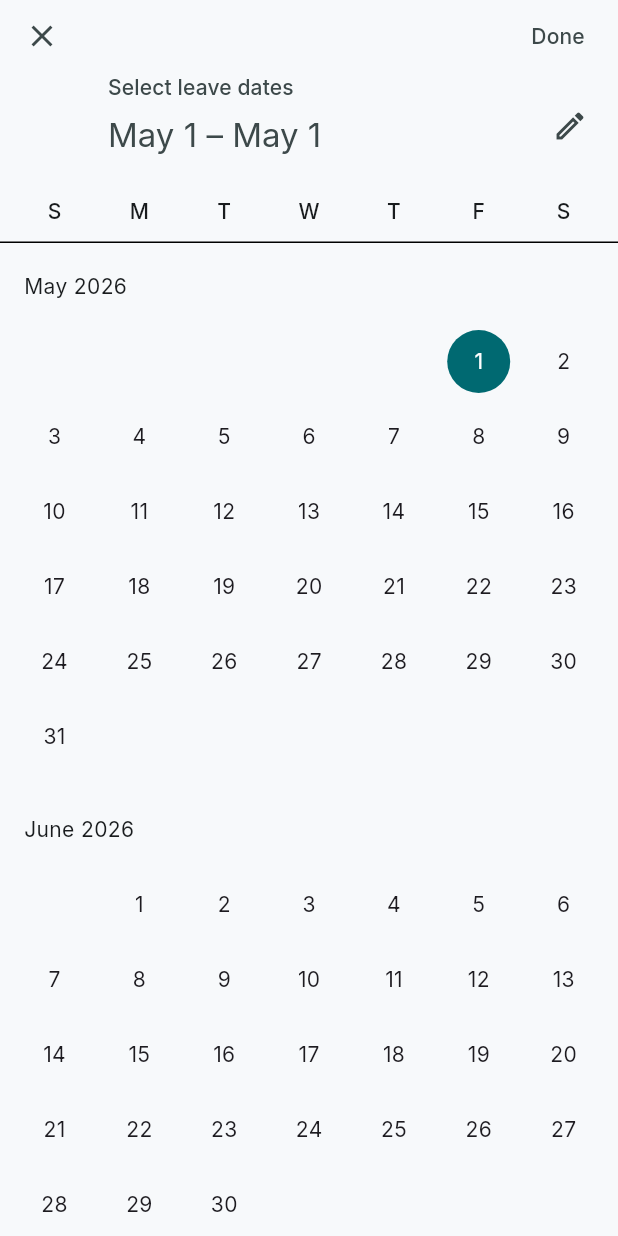
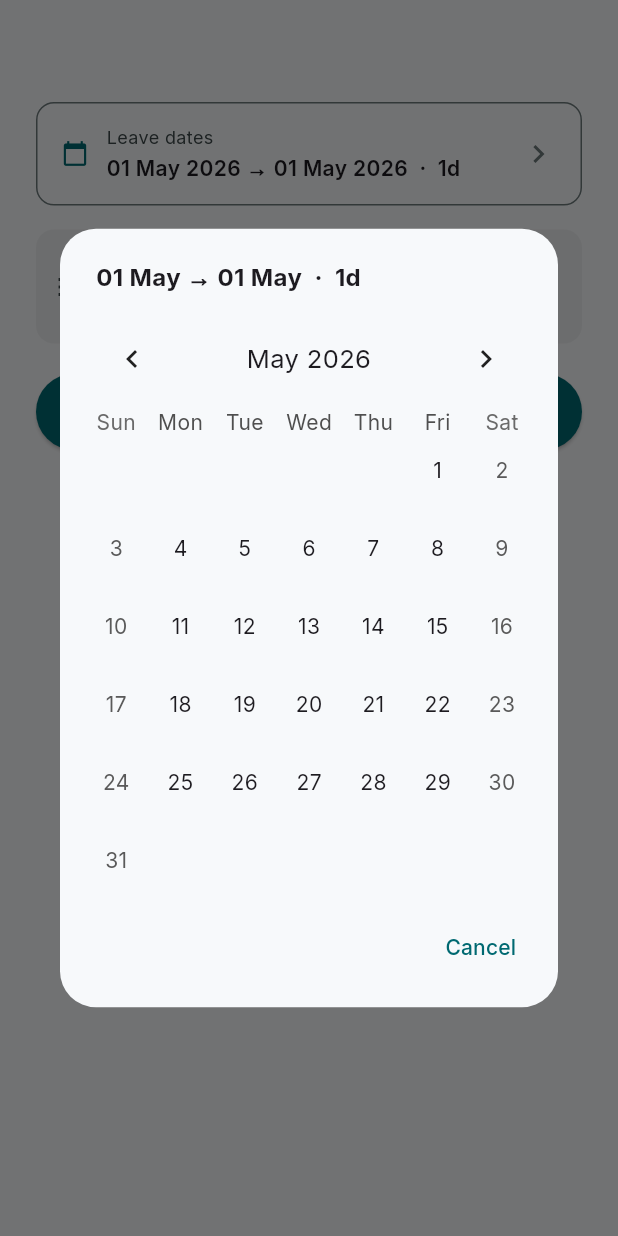
Before and after one commit to Willy-Omnisoft/omnisoft-hrms-mobile, a Flutter app: the _ApplyLeaveSheet widget shown alone on an empty page, opened directly with empty values, after a tap on "Leave dates", on a phone screen of 412 x 824 dp. Run offline on Flutter 3.47's test engine with Material 3 defaults, Android fonts, the phone set to English and light mode, and no system bars; drawn by our look-alikes of table_calendar; our stand-ins replace geolocator, google_fonts, shared_preferences; accounts and stored records are empty; network calls fail.

Commit message:
Auto-dismiss leave date picker after selecting both dates
Replace built-in showDateRangePicker (requires Done button) with a
custom dialog using table_calendar that pops automatically the moment
both start and end are picked.

Co-Authored-By: Claude Opus 4.7 (1M context) <noreply@anthropic.com>

```diff
--- a/lib/screens/leave/leave_screen.dart
+++ b/lib/screens/leave/leave_screen.dart
@@ -1,6 +1,7 @@
 import 'package:flutter/material.dart';
 import 'package:intl/intl.dart';
 import 'package:provider/provider.dart';
+import 'package:table_calendar/table_calendar.dart';
 import '../../core/theme.dart';
 import '../../models/leave_type.dart';
 import '../../services/omni_mobile_api.dart';
@@ -176,13 +177,14 @@ class _ApplyLeaveSheetState extends State<_ApplyLeaveSheet> {
   Future<void> _pickRange() async {
     final today = DateTime.now();
     final firstDate = DateTime(today.year, today.month, today.day);
-    final picked = await showDateRangePicker(
+    final picked = await showDialog<DateTimeRange>(
       context: context,
-      initialDateRange: DateTimeRange(start: _dateFrom, end: _dateTo),
-      firstDate: firstDate,
-      lastDate: firstDate.add(const Duration(days: 365)),
-      helpText: 'Select leave dates',
-      saveText: 'Done',
+      builder: (_) => _RangePickerDialog(
+        initialStart: _dateFrom,
+        initialEnd: _dateTo,
+        firstDate: firstDate,
+        lastDate: firstDate.add(const Duration(days: 365)),
+      ),
     );
     if (picked != null) {
       setState(() {
@@ -323,3 +325,126 @@ class _ApplyLeaveSheetState extends State<_ApplyLeaveSheet> {
     );
   }
 }
+
+class _RangePickerDialog extends StatefulWidget {
+  final DateTime initialStart;
+  final DateTime initialEnd;
+  final DateTime firstDate;
+  final DateTime lastDate;
+
+  const _RangePickerDialog({
+    required this.initialStart,
+    required this.initialEnd,
+    required this.firstDate,
+    required this.lastDate,
+  });
+
+  @override
+  State<_RangePickerDialog> createState() => _RangePickerDialogState();
+}
+
+class _RangePickerDialogState extends State<_RangePickerDialog> {
+  DateTime? _start;
+  DateTime? _end;
+  late DateTime _focused;
+
+  @override
+  void initState() {
+    super.initState();
+    _start = widget.initialStart;
+    _end = widget.initialEnd;
+    _focused = widget.initialStart;
+  }
+
+  void _onRangeSelected(DateTime? start, DateTime? end, DateTime focused) {
+    setState(() {
+      _start = start;
+      _end = end;
+      _focused = focused;
+    });
+    if (start != null && end != null) {
+      // Auto-dismiss on full range selection
+      Future.delayed(const Duration(milliseconds: 150), () {
+        if (mounted) {
+          Navigator.of(context).pop(DateTimeRange(start: start, end: end));
+        }
+      });
+    }
+  }
+
+  @override
+  Widget build(BuildContext context) {
+    final fmt = DateFormat('dd MMM');
+    final headerText = _start == null
+        ? 'Select start date'
+        : _end == null
+            ? '${fmt.format(_start!)} → ?'
+            : '${fmt.format(_start!)} → ${fmt.format(_end!)}  ·  ${_end!.difference(_start!).inDays + 1}d';
+
+    return Dialog(
+      shape: RoundedRectangleBorder(borderRadius: BorderRadius.circular(24)),
+      child: Padding(
+        padding: const EdgeInsets.all(16),
+        child: Column(
+          mainAxisSize: MainAxisSize.min,
+          crossAxisAlignment: CrossAxisAlignment.start,
+          children: [
+            Padding(
+              padding: const EdgeInsets.symmetric(horizontal: 8, vertical: 4),
+              child: Text(headerText,
+                  style: const TextStyle(
+                      fontSize: 16, fontWeight: FontWeight.w700)),
+            ),
+            const SizedBox(height: 8),
+            TableCalendar(
+              firstDay: widget.firstDate,
+              lastDay: widget.lastDate,
+              focusedDay: _focused,
+              rangeStartDay: _start,
+              rangeEndDay: _end,
+              rangeSelectionMode: RangeSelectionMode.toggledOn,
+              onRangeSelected: _onRangeSelected,
+              calendarStyle: CalendarStyle(
+                rangeStartDecoration: BoxDecoration(
+                  color: AppTheme.primary,
+                  shape: BoxShape.circle,
+                ),
+                rangeEndDecoration: BoxDecoration(
+                  color: AppTheme.primary,
+                  shape: BoxShape.circle,
+                ),
+                withinRangeDecoration: BoxDecoration(
+                  color: AppTheme.primary.withValues(alpha: 0.15),
+                  shape: BoxShape.rectangle,
+                ),
+                rangeStartTextStyle:
+                    const TextStyle(color: Colors.white, fontWeight: FontWeight.w600),
+                rangeEndTextStyle:
+                    const TextStyle(color: Colors.white, fontWeight: FontWeight.w600),
+                todayDecoration: BoxDecoration(
+                  color: AppTheme.primary.withValues(alpha: 0.25),
+                  shape: BoxShape.circle,
+                ),
+                todayTextStyle: TextStyle(color: AppTheme.primary),
+                outsideDaysVisible: false,
+              ),
+              headerStyle: const HeaderStyle(
+                formatButtonVisible: false,
+                titleCentered: true,
+              ),
+              availableGestures: AvailableGestures.horizontalSwipe,
+            ),
+            const SizedBox(height: 8),
+            Align(
+              alignment: Alignment.centerRight,
+              child: TextButton(
+                onPressed: () => Navigator.of(context).pop(),
+                child: const Text('Cancel'),
+              ),
+            ),
+          ],
+        ),
+      ),
+    );
+  }
+}
--- a/pubspec.yaml
+++ b/pubspec.yaml
@@ -16,6 +16,7 @@ dependencies:
   intl: ^0.20.0
   geolocator: ^14.0.2
   google_fonts: ^8.0.2
+  table_calendar: ^3.1.3
 
 dev_dependencies:
   flutter_test:
```
Also changed, not shown: pubspec.lock.
